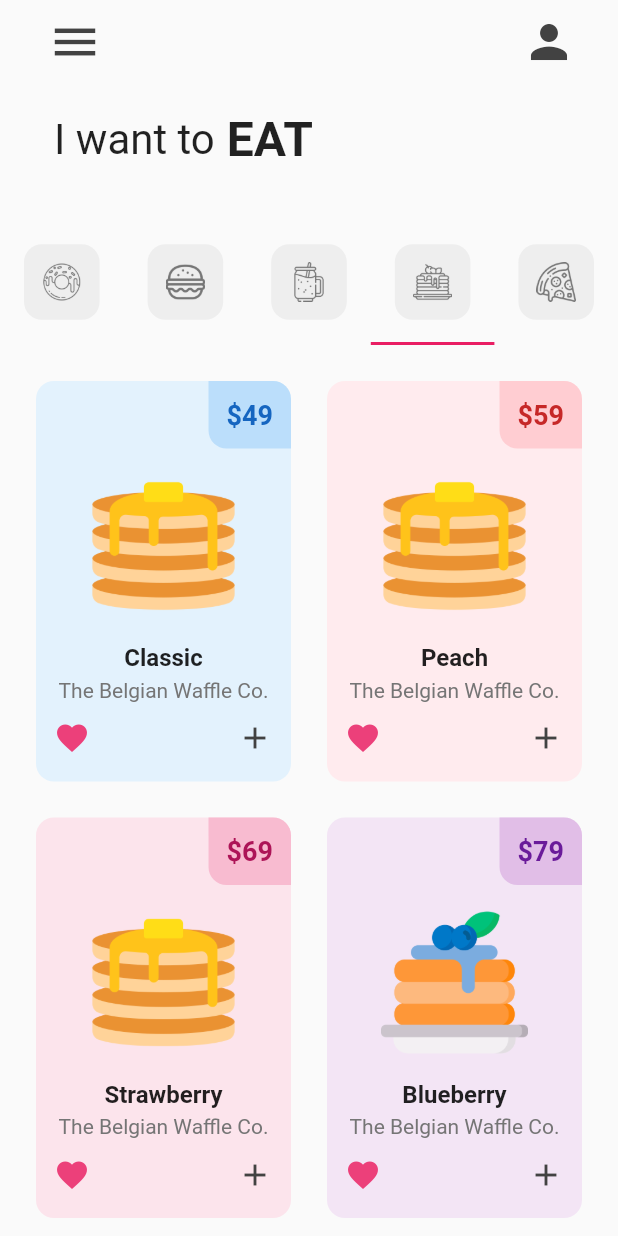
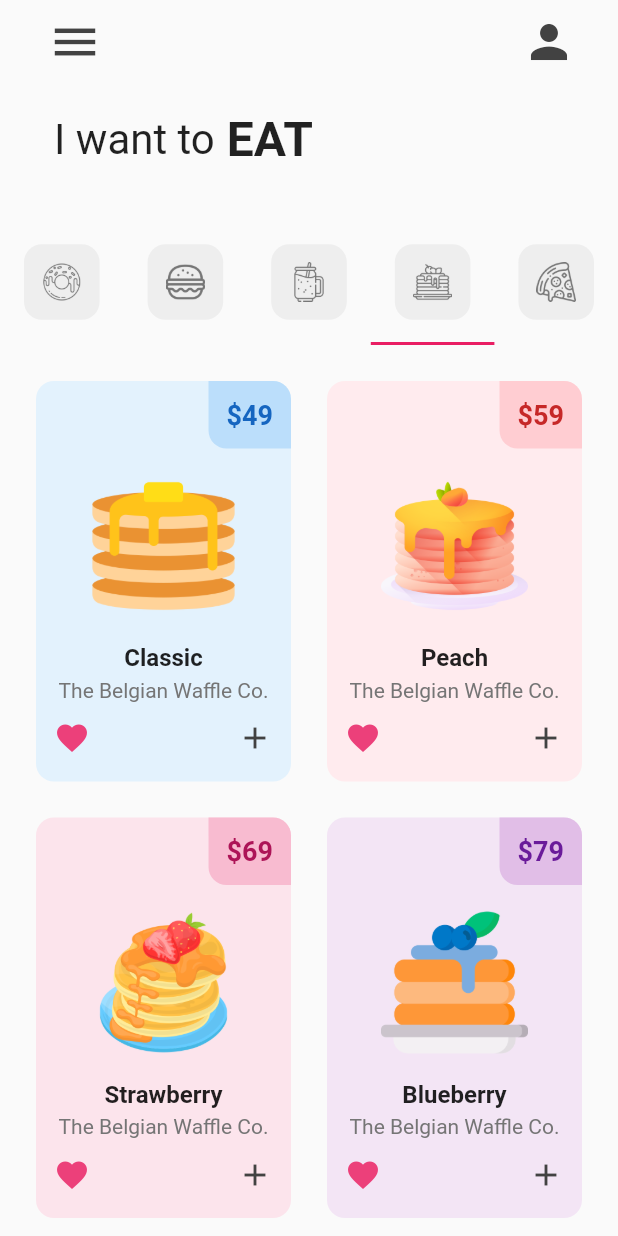
Before and after one commit to Skizzy-create/Food-Shopping-App, a Flutter app: the screen it shows after launch, tab 4 chosen, on a phone screen of 412 x 824 dp. Run offline on Flutter 3.47's test engine with Material 2 defaults, Android fonts, the phone set to English and light mode, and no system bars.

Commit message:
fixed issue: All pancakes images were same, updated the image path

```diff
--- a/lib/tab/pancakes_tab.dart
+++ b/lib/tab/pancakes_tab.dart
@@ -7,8 +7,8 @@ class PancakeTab extends StatelessWidget {
   List pancakeOnSale = [
     // [pancakeFlavour, pancakePrice, pancakeColour, imageName]
     ["Classic", "49", Colors.blue, "Assets/images/Pancakes/Regular_pancakes.png"],
-    ["Peach", "59", Colors.red, "Assets/images/Pancakes/Regular_pancakes.png"],
-    ["Strawberry", "69", Colors.pink, "Assets/images/Pancakes/Regular_pancakes.png"],
+    ["Peach", "59", Colors.red, "Assets/images/Pancakes/Peach_Pankacakes.png"],
+    ["Strawberry", "69", Colors.pink, "Assets/images/Pancakes/strawberry_pankaes.png"],
     ["Blueberry", "79", Colors.purple, "Assets/images/Pancakes/Blueberry_pancakes.png"],
   ];
 
```
